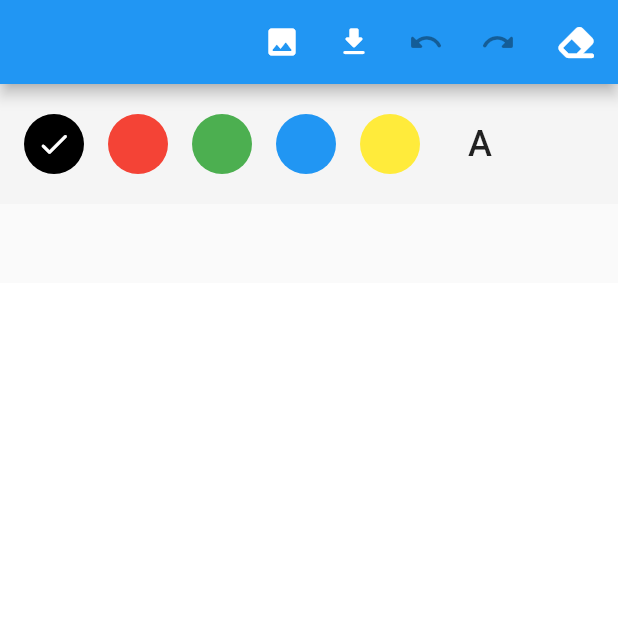
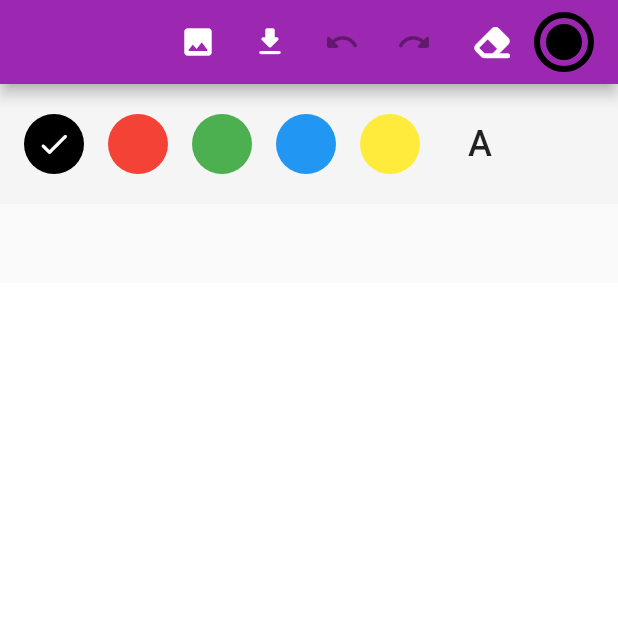
Before and after one commit to shm40/flutter_painter, a Flutter app: the screen it shows after launch, on a phone screen of 412 x 824 dp, the top half of it. Run offline on Flutter 3.47's test engine with Material 2 defaults, Android fonts, the phone set to English and light mode, and no system bars; our stand-ins replace flutter_colorpicker, font_awesome_flutter, freezed_annotation, image_picker.

Commit message:
add border to color picker button

```diff
--- a/example/lib/main.dart
+++ b/example/lib/main.dart
@@ -10,9 +10,12 @@ class FlutterPainterApp extends StatelessWidget {
 
   @override
   Widget build(BuildContext context) {
-    return const MaterialApp(
+    return MaterialApp(
       title: 'Flutter Painter',
-      home: PainterPage(),
+      home: const PainterPage(),
+      theme: ThemeData(
+        primarySwatch: Colors.purple,
+      ),
     );
   }
 }
--- a/example/lib/painter_page.dart
+++ b/example/lib/painter_page.dart
@@ -46,7 +46,11 @@ class _PainterPageState extends State<PainterPage> with WidgetsBindingObserver {
           ShowSavedImageButton(painterController: _painterController),
           UndoButton(painterController: _painterController),
           RedoButton(painterController: _painterController),
-          EraseButton(painterController: _painterController),
+          EraseButton(
+            painterController: _painterController,
+            iconColor: Colors.white,
+          ),
+          ColorPickerButton(painterController: _painterController),
         ],
       ),
       body: SafeArea(
--- a/lib/widgets.dart
+++ b/lib/widgets.dart
@@ -115,8 +115,8 @@ class EraseButton extends StatelessWidget {
   const EraseButton({
     super.key,
     required this.painterController,
-    this.iconColor = Colors.white,
     this.size = 40,
+    required this.iconColor,
   });
 
   final PainterController painterController;
@@ -594,12 +594,22 @@ class ColorPickerButton extends StatelessWidget {
           child: Center(
             child: Container(
               margin: const EdgeInsets.only(right: 16),
-              width: 32,
-              height: 32,
+              width: 40,
+              height: 40,
               decoration: BoxDecoration(
-                color: value.lineColor,
-                borderRadius: BorderRadius.circular(16),
+                color: value.eraseMode ? value.lineColor : null,
+                borderRadius: BorderRadius.circular(20),
+                border: Border.all(color: value.lineColor, width: 4),
               ),
+              padding: value.eraseMode ? null : const EdgeInsets.all(4),
+              child: value.eraseMode
+                  ? null
+                  : Container(
+                      decoration: BoxDecoration(
+                        color: value.lineColor,
+                        borderRadius: BorderRadius.circular(16),
+                      ),
+                    ),
             ),
           ),
         );
```
